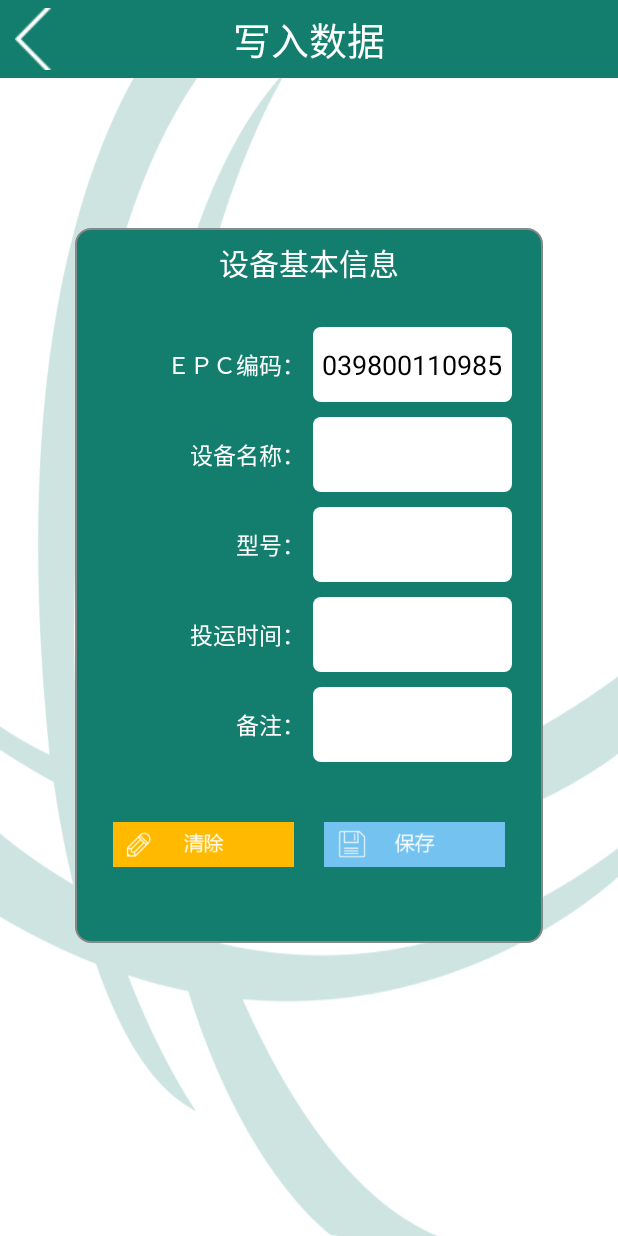
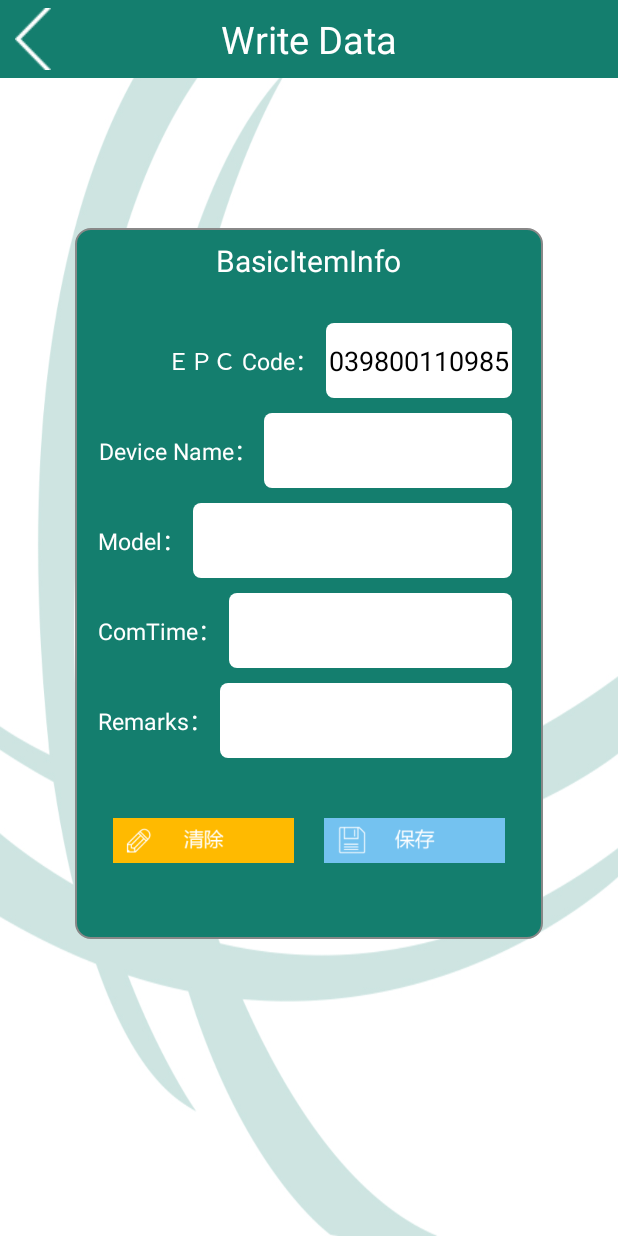
Before and after one commit to ericeche/barcode, an Android app: the EntryActivity screen opened directly, with no data from a screen before it, on a phone screen of 412 x 824 dp. Run offline under Robolectric (Android 15) with nearby library versions, the phone set to English and light mode, and no system bars; libraries missing offline, so code that uses them is left out: jxl.read.biff, jxl.write, jxl.write.biff.

Commit message:
BarCode class

```diff
--- a/app/src/main/java/com/example/uhfxintong/EntryActivity.java
+++ b/app/src/main/java/com/example/uhfxintong/EntryActivity.java
@@ -40,7 +40,7 @@ import com.senter.support.openapi.StUhf.UII;
 
 public class EntryActivity extends Activity {
 
-	private static final String TAG = "UII写入数据库主程序";
+	private static final String TAG = "UIIEntry Activity";
 	private ImageView save, cancel, shutup,modify;
 	private EditText uii, device, factory, volt, line, operator, time;
 	private Timer mTimer;
--- a/app/src/main/res/layout/write_uii_view.xml
+++ b/app/src/main/res/layout/write_uii_view.xml
@@ -34,7 +34,7 @@
             android:layout_width="wrap_content"
             android:layout_height="wrap_content"
             android:layout_centerInParent="true"
-            android:text="写入数据"
+            android:text="Write Data"
             android:textColor="#ffffff"
             android:textSize="25sp" />
     </RelativeLayout>
@@ -89,7 +89,7 @@
                 android:layout_width="wrap_content"
                 android:layout_height="wrap_content"
                 android:layout_margin="8dp"
-                android:text="设备基本信息"
+                android:text="BasicItemInfo"
                 android:textColor="@android:color/white"
                 android:textSize="20sp" />
         </LinearLayout>
@@ -112,7 +112,7 @@
                     android:layout_width="wrap_content"
                     android:layout_height="match_parent"
                     android:gravity="center"
-                    android:text="　　　ＥＰＣ编码："
+                    android:text="　　　ＥＰＣ Code："
                     android:textColor="#ffffff"
                     android:textSize="15sp" >
                 </TextView>
@@ -138,7 +138,7 @@
                     android:layout_width="wrap_content"
                     android:layout_height="match_parent"
                     android:gravity="center"
-                    android:text="　　　　设备名称："
+                    android:text="Device Name："
                     android:textColor="#ffffff"
                     android:textSize="15sp" >
                 </TextView>
@@ -164,7 +164,7 @@
                     android:layout_width="wrap_content"
                     android:layout_height="match_parent"
                     android:gravity="center"
-                    android:text="　　　　　　型号："
+                    android:text="Model："
                     android:textColor="#ffffff"
                     android:textSize="15sp" >
                 </TextView>
@@ -190,7 +190,7 @@
                     android:layout_width="wrap_content"
                     android:layout_height="match_parent"
                     android:gravity="center"
-                    android:text="　　　　投运时间："
+                    android:text="ComTime："
                     android:textColor="#ffffff"
                     android:textSize="15sp" >
                 </TextView>
@@ -216,7 +216,7 @@
                     android:layout_width="wrap_content"
                     android:layout_height="match_parent"
                     android:gravity="center"
-                    android:text="　　　　　　备注："
+                    android:text="Remarks："
                     android:textColor="#ffffff"
                     android:textSize="15sp" >
                 </TextView>
```
Also changed, not shown: app/src/main/java/com/example/uhfxintong/MainActivity.java (+7 -5 lines), app/src/main/res/layout/main_three.xml (+8 -8 lines), app/src/main/res/layout/pandian_view.xml (+6 -6 lines), app/src/main/res/values/strings.xml (+6 -6 lines), app/src/main/res/drawable/lishi_.png, app/src/main/res/drawable/lishi_1.png (added), app/src/main/res/drawable/xieru_.png, app/src/main/res/drawable/xunjian_.png, 43 other files.
